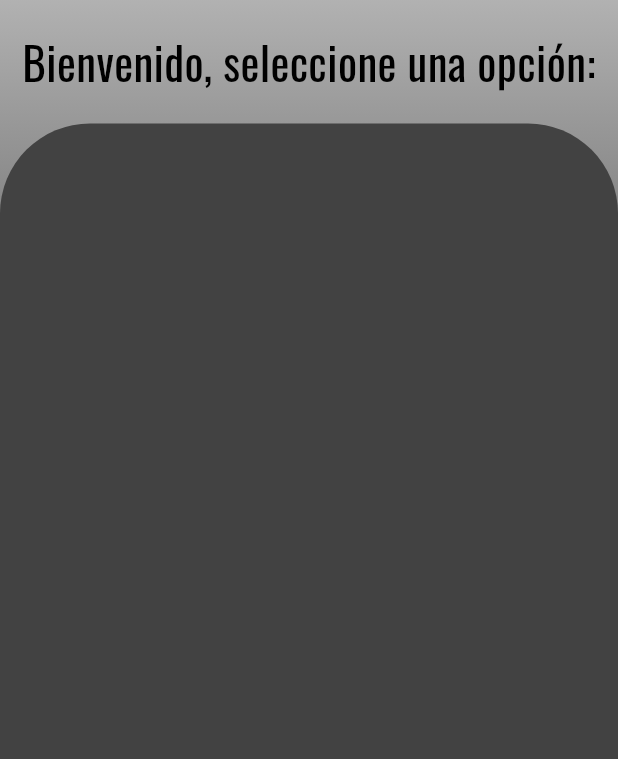
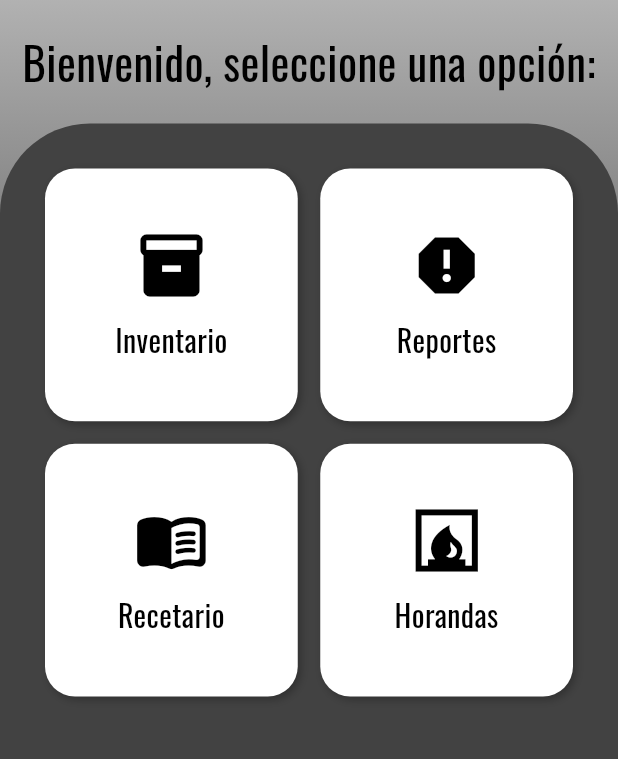
Before and after one commit to RenatoIzq/proyecto_conde_ceramicas, a Flutter app: the screen it shows after launch, on a phone screen of 412 x 824 dp, the part 376-1135 px from its top. Run offline on Flutter 3.47's test engine with Material 3 defaults, Android fonts, the light colour scheme and no system bars; our stand-ins replace google_fonts.

Commit message:
Creación de boton y bienvenida

```diff
--- /dev/null
+++ b/lib/components/menu_button.dart
@@ -0,0 +1,47 @@
+import 'package:flutter/material.dart';
+import 'package:google_fonts/google_fonts.dart';
+
+class MenuButton extends StatelessWidget {
+  final String title; //Le entrego el texto que va a tener el boton
+  final IconData icon; //Le entrego el icono que va a tener el boton
+  final VoidCallback onTap; //Le entrego la funcion que va a ejecutar al presionarlo
+
+  const MenuButton({
+    super.key,
+    required this.title,
+    required this.icon,
+    required this.onTap,
+    });
+
+  @override
+  Widget build(BuildContext context) {
+    return GestureDetector(
+      onTap: onTap,
+      child: Container(
+        decoration: BoxDecoration(
+          color: Colors.white,
+          borderRadius: BorderRadius.circular(20),
+          boxShadow: [
+            BoxShadow(
+              color: Colors.black26,
+              blurRadius: 4,
+              offset: Offset(2, 2),
+            ),
+          ],
+        ),
+        child: Column(
+          mainAxisAlignment: MainAxisAlignment.center,
+          children: [
+            Icon(icon, size: 50, color: Colors.black),
+            SizedBox(height: 10),
+            Text(
+              title,
+              textAlign: TextAlign.center,
+              style: GoogleFonts.oswald(fontSize: 20, color: Colors.black),
+            ),
+          ],
+        ),
+      ),
+    );
+  }
+}
--- a/lib/pages/bienvenida.dart
+++ b/lib/pages/bienvenida.dart
@@ -1,6 +1,7 @@
 import 'package:flutter/material.dart';
 import 'package:google_fonts/google_fonts.dart';
 import 'package:proyecto_conde_ceramicas/themes/themes.dart';
+import 'package:proyecto_conde_ceramicas/components/menu_button.dart';
 
 class Bienvenida extends StatelessWidget {
   const Bienvenida({super.key});
@@ -42,6 +43,44 @@ class Bienvenida extends StatelessWidget {
                       topRight: Radius.circular(60),
                     ),
                   ),
+                  child: Padding(
+                    padding: EdgeInsets.all(30.0),
+                    child: GridView.count(
+                      crossAxisCount: 2,
+                      crossAxisSpacing: 15,
+                      mainAxisSpacing: 15,
+                      children: [
+                        MenuButton(
+                          title: 'Inventario',
+                          icon: Icons.inventory,
+                          onTap: () {
+                            Navigator.pushNamed(context, 'inventario');
+                          },
+                        ),
+                        MenuButton(
+                          title: 'Reportes',
+                          icon: Icons.report,
+                          onTap: () {
+                            Navigator.pushNamed(context, 'reportes');
+                          },
+                        ),
+                        MenuButton(
+                          title: 'Recetario',
+                          icon: Icons.menu_book_rounded,
+                          onTap: () {
+                            Navigator.pushNamed(context, 'recetario');
+                          },
+                        ),
+                        MenuButton(
+                          title: 'Horandas',
+                          icon: Icons.fireplace,
+                          onTap: () {
+                            Navigator.pushNamed(context, 'hornadas');
+                          },
+                        ),
+                      ],
+                    ),
+                  ),
                 ),
               ),
             ],
```
